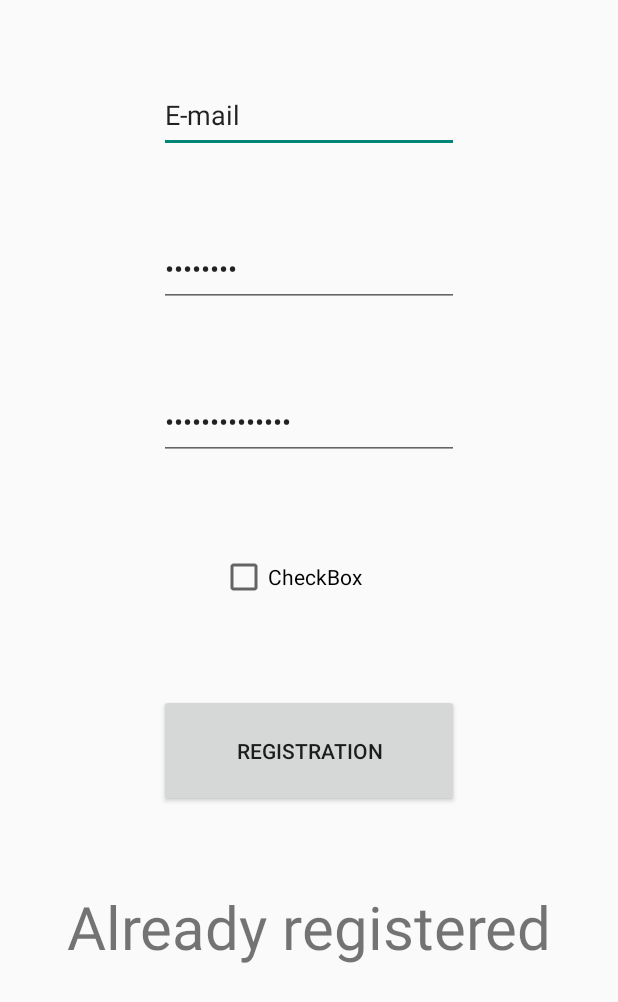
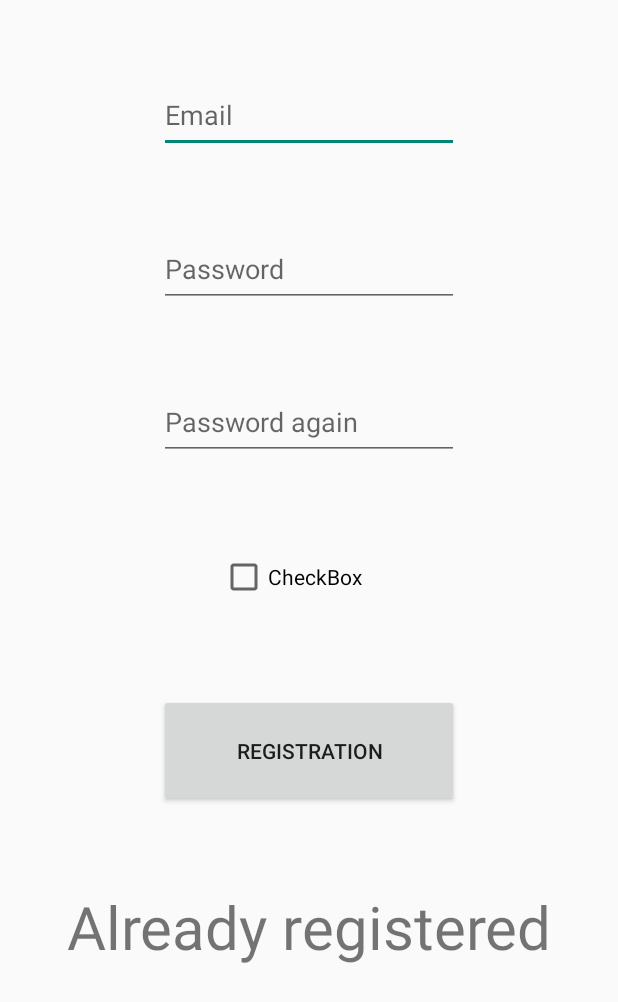
Before and after one commit to TDaisyT/Questionnare, an Android app: the SignUpActivity screen opened directly, with no data from a screen before it, on a phone screen of 412 x 824 dp. Shown: the top 1002 px of the screen. Run offline under Robolectric (Android 15) with nearby library versions, the phone set to English and light mode, and no system bars.

Commit message:
Change text to hint

```diff
--- a/app/src/main/res/layout/login_screen.xml
+++ b/app/src/main/res/layout/login_screen.xml
@@ -10,7 +10,7 @@
         android:layout_width="200dp"
         android:layout_height="50dp"
         android:inputType="textEmailAddress"
-        android:text="E-mail"
+        android:hint="E-mail"
 
         app:layout_constraintStart_toStartOf="parent"
         app:layout_constraintEnd_toEndOf="parent"
@@ -22,7 +22,7 @@
         android:layout_width="200dp"
         android:layout_height="50dp"
         android:inputType="textPassword"
-        android:text="Password"
+        android:hint="Password"
 
         app:layout_constraintStart_toStartOf="parent"
         app:layout_constraintEnd_toEndOf="parent"
--- a/app/src/main/res/layout/signup_screen.xml
+++ b/app/src/main/res/layout/signup_screen.xml
@@ -10,7 +10,7 @@
         android:layout_width="200dp"
         android:layout_height="50dp"
         android:inputType="textEmailAddress"
-        android:text="E-mail"
+        android:hint="Email"
 
         app:layout_constraintStart_toStartOf="parent"
         app:layout_constraintEnd_toEndOf="parent"
@@ -24,7 +24,7 @@
         android:layout_width="200dp"
         android:layout_height="50dp"
         android:inputType="textPassword"
-        android:text="Password"
+        android:hint="Password"
 
         app:layout_constraintStart_toStartOf="parent"
         app:layout_constraintEnd_toEndOf="parent"
@@ -36,7 +36,7 @@
         android:layout_width="200dp"
         android:layout_height="50dp"
         android:inputType="textPassword"
-        android:text="Password again"
+        android:hint="Password again"
 
         app:layout_constraintStart_toStartOf="parent"
         app:layout_constraintEnd_toEndOf="parent"
```
